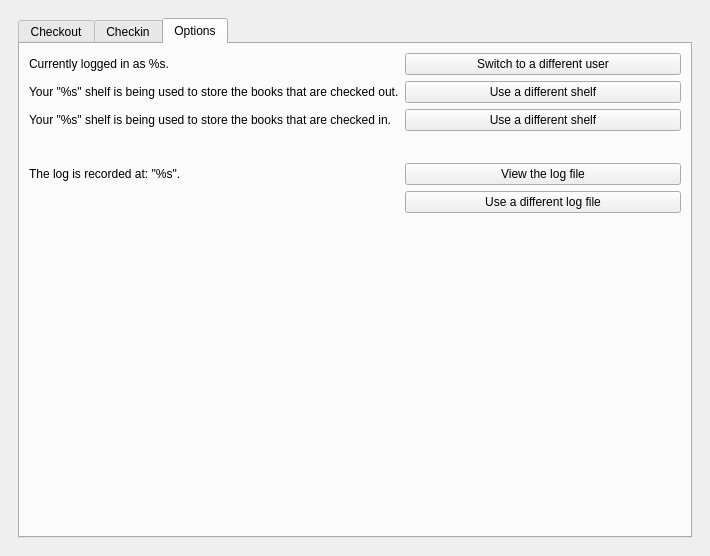
Above: checkout.ui from sbadame/checkout before the change. Below: the same form after it.
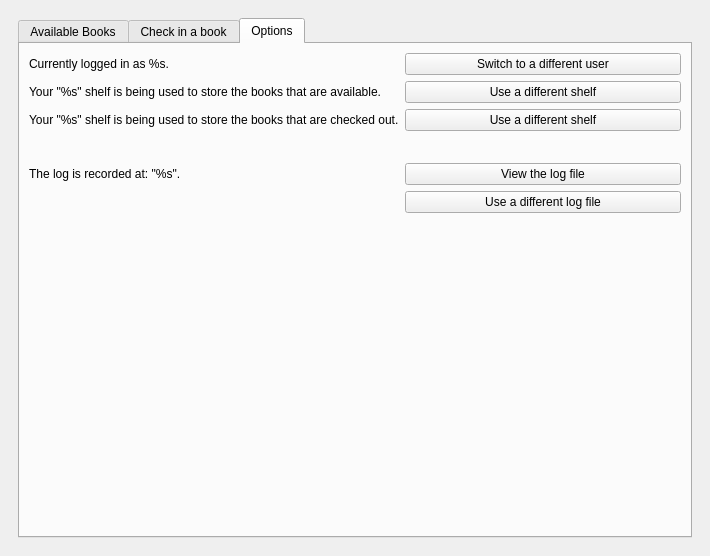
That is the form after the change. The open tabs and pages were chosen to show the change.

Commit message: Renamed checkedin to available books

Diff of the .ui file:
```diff
--- a/checkout.ui
+++ b/checkout.ui
@@ -25,7 +25,7 @@
          </property>
          <widget class="QWidget" name="checkout_tab">
           <attribute name="title">
-           <string>Checkout</string>
+           <string>Available Books</string>
           </attribute>
           <layout class="QVBoxLayout" name="verticalLayout_2">
            <item>
@@ -97,7 +97,7 @@
          </widget>
          <widget class="QWidget" name="checkin_tab">
           <attribute name="title">
-           <string>Checkin</string>
+           <string>Check in a book</string>
           </attribute>
           <layout class="QVBoxLayout" name="verticalLayout_4">
            <item>
@@ -189,35 +189,21 @@
              </property>
             </widget>
            </item>
-           <item row="3" column="0">
+           <item row="4" column="0">
             <widget class="QLabel" name="checkedout_shelf_label">
              <property name="text">
               <string>Your &quot;%s&quot; shelf is being used to store the books that are checked out.</string>
              </property>
             </widget>
            </item>
-           <item row="3" column="1">
-            <widget class="QPushButton" name="switch_checkedout_button">
-             <property name="text">
-              <string>Use a different shelf</string>
-             </property>
-            </widget>
-           </item>
-           <item row="4" column="0">
-            <widget class="QLabel" name="checkedin_shelf_label">
-             <property name="text">
-              <string>Your &quot;%s&quot; shelf is being used to store the books that are checked in.</string>
-             </property>
-            </widget>
-           </item>
            <item row="4" column="1">
-            <widget class="QPushButton" name="switch_checkedin_button">
+            <widget class="QPushButton" name="switch_checkedout_button">
              <property name="text">
               <string>Use a different shelf</string>
              </property>
             </widget>
            </item>
-           <item row="5" column="0" colspan="2">
+           <item row="6" column="0" colspan="2">
             <spacer name="horizontalSpacer">
              <property name="orientation">
               <enum>Qt::Horizontal</enum>
@@ -230,27 +216,41 @@
              </property>
             </spacer>
            </item>
-           <item row="6" column="1">
+           <item row="7" column="1">
             <widget class="QPushButton" name="view_log_button">
              <property name="text">
               <string>View the log file</string>
              </property>
             </widget>
            </item>
-           <item row="6" column="0">
+           <item row="7" column="0">
             <widget class="QLabel" name="log_label">
              <property name="text">
               <string>The log is recorded at: &quot;%s&quot;.</string>
              </property>
             </widget>
            </item>
-           <item row="8" column="1">
+           <item row="9" column="1">
             <widget class="QPushButton" name="switch_log_button">
              <property name="text">
               <string>Use a different log file</string>
              </property>
             </widget>
            </item>
+           <item row="3" column="0">
+            <widget class="QLabel" name="checkedin_shelf_label">
+             <property name="text">
+              <string>Your &quot;%s&quot; shelf is being used to store the books that are available.</string>
+             </property>
+            </widget>
+           </item>
+           <item row="3" column="1">
+            <widget class="QPushButton" name="switch_checkedin_button">
+             <property name="text">
+              <string>Use a different shelf</string>
+             </property>
+            </widget>
+           </item>
           </layout>
          </widget>
         </widget>
```
The commit also changes 1 other file.
